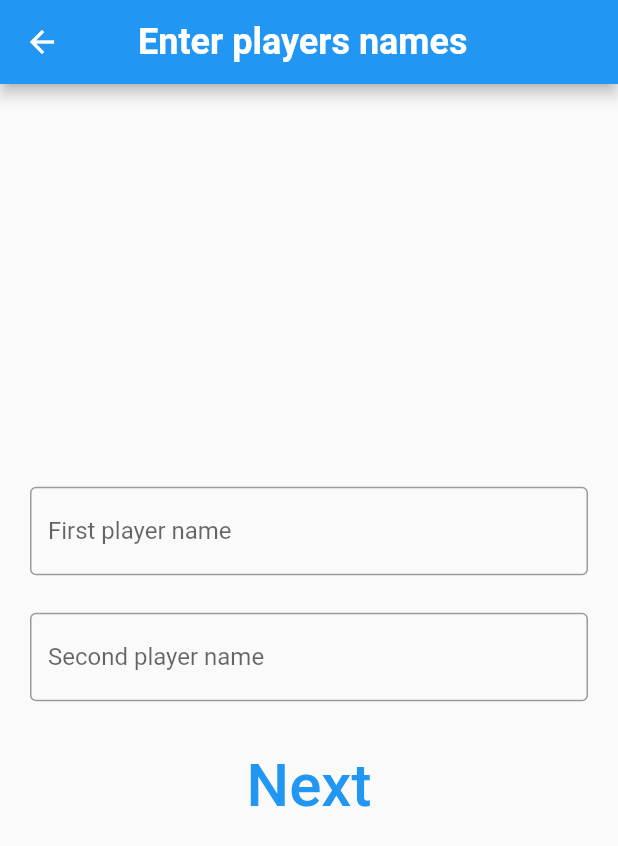
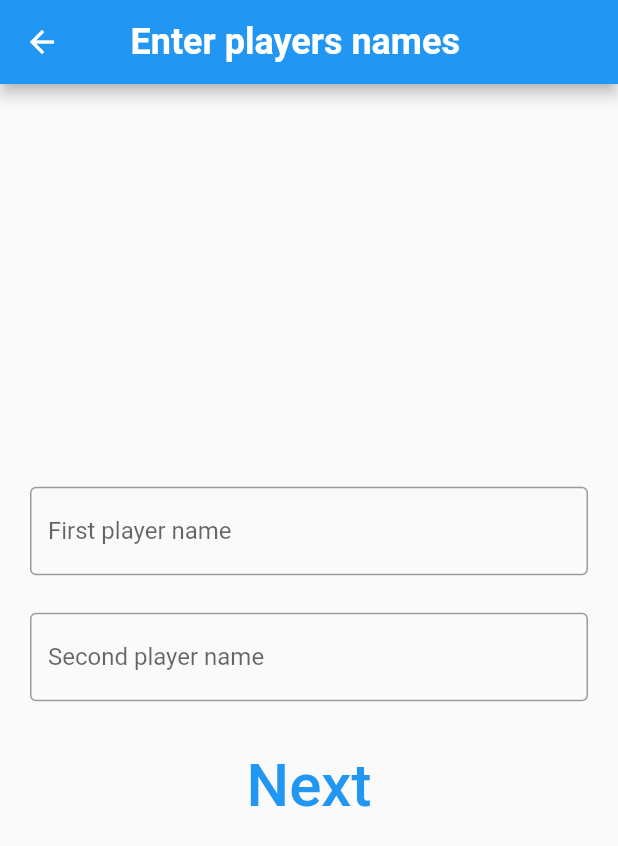
Before and after one commit to EhabxAlaa/Project, a Flutter app: the screen it shows after launch, after a tap on "Multiplayer", on a phone screen of 412 x 824 dp. Shown: the top 846 px of the screen. Run offline on Flutter 3.47's test engine with Material 2 defaults, Android fonts, the phone set to English and light mode, and no system bars; our stand-ins replace flutter_bloc.

Commit message:
Add files via upload

```diff
--- a/Tic_Tac_Toe/x_o_game/lib/screens/players_name_screen.dart
+++ b/Tic_Tac_Toe/x_o_game/lib/screens/players_name_screen.dart
@@ -16,7 +16,7 @@ class PlayersNameScreen extends StatelessWidget {
         return Scaffold(
           appBar: AppBar(
             title: Transform.translate(
-              offset: const Offset(20.0, 0.0),
+              offset: const Offset(15.0, 0.0),
               child: const Text(
                 'Enter players names',
                 style: TextStyle(
--- a/Tic_Tac_Toe/x_o_game/lib/screens/start_menu_screen.dart
+++ b/Tic_Tac_Toe/x_o_game/lib/screens/start_menu_screen.dart
@@ -26,7 +26,7 @@ class StartMenuScreenState extends State<StartMenuScreen> {
               child: Text(
                 "Tic-Tac-Toe Game",
                 style: TextStyle(
-                    fontSize: 35,
+                    fontSize: 28,
                     fontWeight: FontWeight.bold,
                     color: Colors.white),
               ),
```
